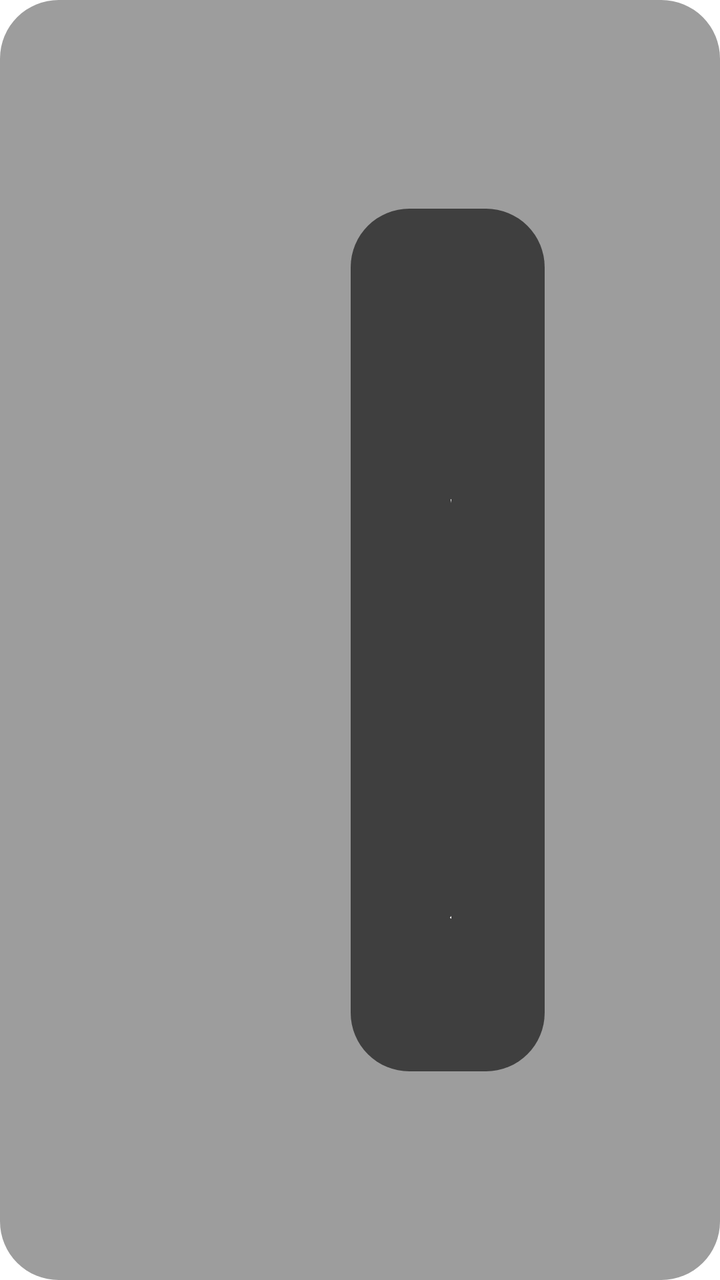
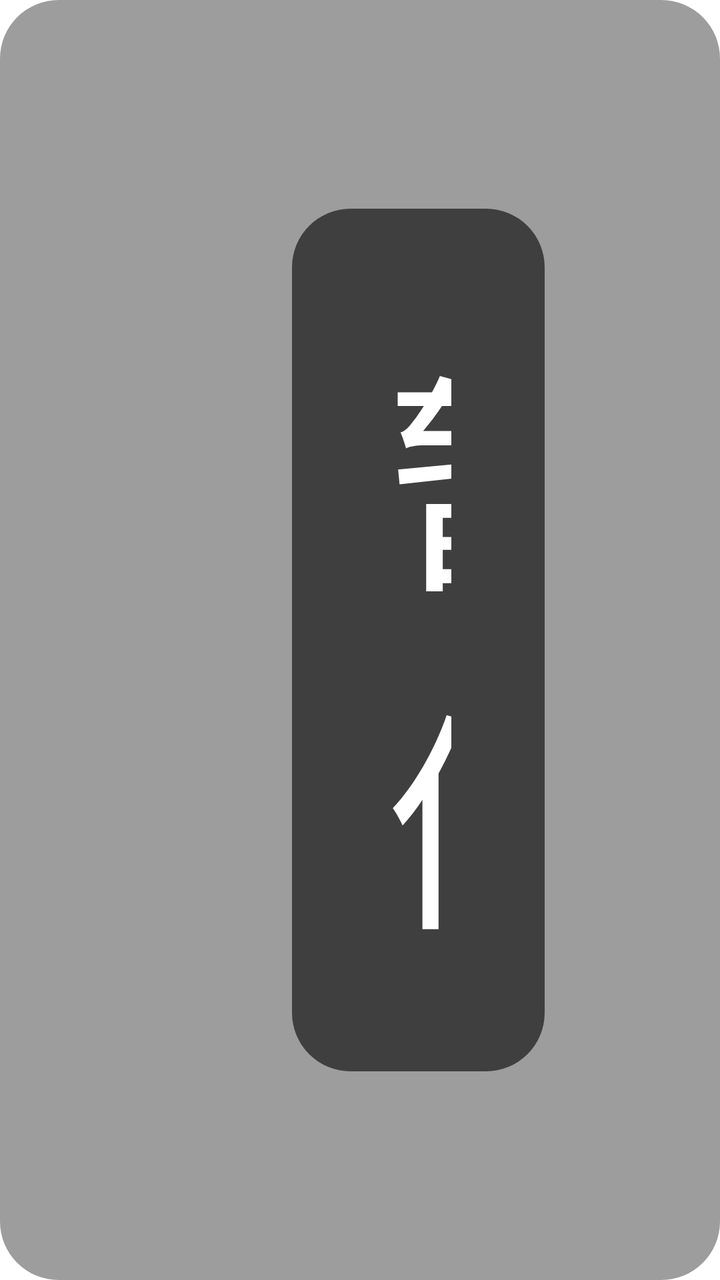

Two renders of the same Android screen: before a commit and after it. Below are the layout's source before the change and the commit's diff.
<!-- AndroidManifest.xml: application theme AppTheme.NoActionBar -->
<!-- res/layout/item_cache_task.xml -->
<?xml version="1.0" encoding="utf-8"?>
<LinearLayout xmlns:android="http://schemas.android.com/apk/res/android"
    android:layout_width="match_parent"
    android:layout_height="wrap_content"
    android:background="@drawable/shape_setting_model_focus"
    android:focusable="true"
    android:gravity="center_vertical"
    android:orientation="horizontal"
    android:padding="@dimen/vs_15">

    <LinearLayout
        android:layout_width="0dp"
        android:layout_height="wrap_content"
        android:layout_weight="1"
        android:orientation="vertical">

        <TextView
            android:id="@+id/tvTaskName"
            android:layout_width="match_parent"
            android:layout_height="wrap_content"
            android:ellipsize="end"
            android:singleLine="true"
            android:textColor="@android:color/white"
            android:textSize="@dimen/ts_22" />

        <ProgressBar
            android:id="@+id/taskProgress"
            style="?android:attr/progressBarStyleHorizontal"
            android:layout_width="match_parent"
            android:layout_height="wrap_content"
            android:layout_marginTop="@dimen/vs_5"
            android:max="100" />

        <TextView
            android:id="@+id/tvTaskStatus"
            android:layout_width="match_parent"
            android:layout_height="wrap_content"
            android:layout_marginTop="@dimen/vs_3"
            android:textColor="@color/color_FFFFFF_70"
            android:textSize="@dimen/ts_18" />
    </LinearLayout>

    <TextView
        android:id="@+id/btnTaskPlay"
        android:layout_width="wrap_content"
        android:layout_height="wrap_content"
        android:layout_marginStart="@dimen/vs_15"
        android:layout_marginLeft="@dimen/vs_15"
        android:background="@drawable/button_dialog_main"
        android:focusable="true"
        android:padding="@dimen/vs_8"
        android:text="播放"
        android:textColor="@android:color/white"
        android:textSize="@dimen/ts_20" />

    <TextView
        android:id="@+id/btnTaskDel"
        android:layout_width="wrap_content"
        android:layout_height="wrap_content"
        android:layout_marginStart="@dimen/vs_10"
        android:layout_marginLeft="@dimen/vs_10"
        android:background="@drawable/button_dialog_vod"
        android:focusable="true"
        android:padding="@dimen/vs_8"
        android:text="删除"
        android:textColor="@color/color_FFB800"
        android:textSize="@dimen/ts_20" />
</LinearLayout>
<!-- resources referenced by this layout -->
<resources>
  <color name="color_FFB800">#FF6600</color>
  <color name="color_FFFFFF_70">#B3FFFFFF</color>
  <dimen name="ts_18">18mm</dimen>
  <dimen name="ts_20">20mm</dimen>
  <dimen name="ts_22">22mm</dimen>
  <dimen name="vs_10">10mm</dimen>
  <dimen name="vs_15">15mm</dimen>
  <dimen name="vs_3">3mm</dimen>
  <dimen name="vs_5">5mm</dimen>
  <dimen name="vs_8">8mm</dimen>
  <!-- drawable button_dialog_vod (drawable) -->
  <?xml version="1.0" encoding="utf-8"?>
  <selector xmlns:android="http://schemas.android.com/apk/res/android">
      <item android:state_focused="true" android:state_pressed="true">
          <shape>
              <corners android:radius="@dimen/vs_30" />
              <solid android:color="?attr/color_theme_40" />
          </shape>
      </item>
      <item android:state_focused="false" android:state_pressed="true">
          <shape>
              <corners android:radius="@dimen/vs_30" />
              <solid android:color="?attr/color_theme_40" />
          </shape>
      </item>
      <item android:state_focused="true">
          <shape>
              <corners android:radius="@dimen/vs_30" />
              <solid android:color="?attr/color_theme_40" />
  	    
  	    <stroke android:width="2mm" android:color="@android:color/white" />
          </shape>
      </item>
      <item android:state_focused="false" android:state_pressed="false">
          <shape>
              <corners android:radius="@dimen/vs_30" />
              <solid android:color="@android:color/transparent" />
          </shape>
      </item>
  </selector>
  <!-- drawable shape_setting_model_focus (drawable) -->
  <?xml version="1.0" encoding="utf-8"?>
  <selector xmlns:android="http://schemas.android.com/apk/res/android">
      <item android:state_focused="true" android:state_pressed="true">
          <shape>
              <corners android:radius="@dimen/vs_5" />
              <solid android:color="?attr/color_theme_40" />
          </shape>
      </item>
      <item android:state_focused="false" android:state_pressed="true">
          <shape>
              <corners android:radius="@dimen/vs_5" />
              <solid android:color="?attr/color_theme_40" />
          </shape>
      </item>
      <item android:state_focused="true">
          <shape>
              <corners android:radius="@dimen/vs_5" />
              <solid android:color="?attr/color_theme_40" />
  	    
  	    <stroke android:width="2mm" android:color="@android:color/white" />
          </shape>
      </item>
      <item android:state_focused="false" android:state_pressed="false">
          <shape>
              <corners android:radius="@dimen/vs_5" />
              <solid android:color="@color/color_3D3D3D_50" />
          </shape>
      </item>
  </selector>
  <style name="AppTheme.NoActionBar">
          <item name="android:windowActionBar">false</item>
          <item name="android:windowNoTitle">true</item>
          <item name="windowActionBar">false</item>
          <item name="android:windowFullscreen">true</item>//全屏即无通知栏
          <item name="android:windowContentOverlay">@null</item>//是否有遮盖
          <item name="windowNoTitle">true</item>
          
          
          <item name="android:windowBackground">@android:color/transparent</item>
      </style>
  <color name="color_000000_60">#99000000</color>
  <dimen name="vs_30">30mm</dimen>
  <color name="color_3D3D3D_50">#803D3D3D</color>
  <!-- unchanged entries left out for length: 1 -->
</resources>

<!-- the commit's change to res/layout/item_cache_task.xml (unified diff, before → after) -->
@@ -41,6 +41,30 @@
     </LinearLayout>
 
     <TextView
+        android:id="@+id/btnTaskPause"
+        android:layout_width="wrap_content"
+        android:layout_height="wrap_content"
+        android:layout_marginStart="@dimen/vs_10"
+        android:layout_marginLeft="@dimen/vs_10"
+        android:background="@drawable/button_dialog_main"
+        android:focusable="true"
+        android:padding="@dimen/vs_8"
+        android:text="暂停"
+        android:textColor="@android:color/white"
+        android:textSize="@dimen/ts_20" />
+    <TextView
+        android:id="@+id/btnTaskRetry"
+        android:layout_width="wrap_content"
+        android:layout_height="wrap_content"
+        android:layout_marginStart="@dimen/vs_10"
+        android:layout_marginLeft="@dimen/vs_10"
+        android:background="@drawable/button_dialog_main"
+        android:focusable="true"
+        android:padding="@dimen/vs_8"
+        android:text="重试"
+        android:textColor="@android:color/white"
+        android:textSize="@dimen/ts_20" />
+    <TextView
         android:id="@+id/btnTaskPlay"
         android:layout_width="wrap_content"
         android:layout_height="wrap_content"
